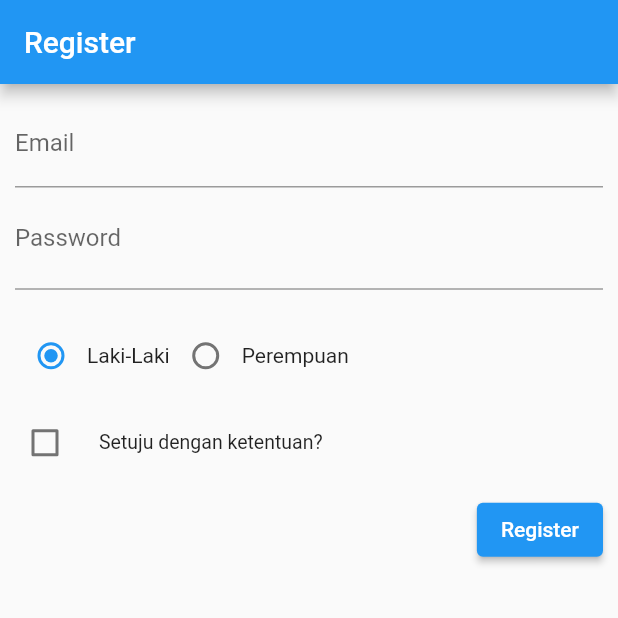
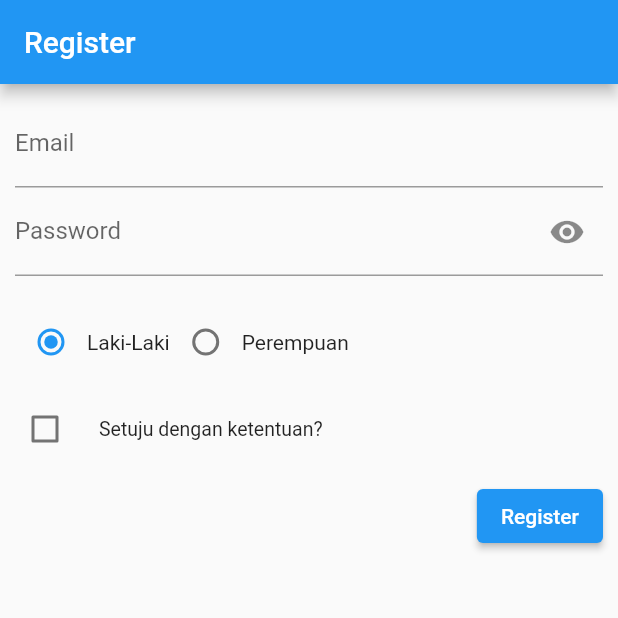
Before and after one commit to wri-9-mobile/state_starter_code, a Flutter app: the screen it shows after launch, on a phone screen of 412 x 824 dp, the top half of it. Run offline on Flutter 3.47's test engine with Material 2 defaults, Android fonts, the phone set to English and light mode, and no system bars.

Commit message:
Use suffixIcon instead of suffix

```diff
--- a/lib/register_page.dart
+++ b/lib/register_page.dart
@@ -27,9 +27,9 @@ class RegisterPage extends StatelessWidget {
               TextFormField(
                 decoration: InputDecoration(
                   labelText: 'Password',
-                  suffix: GestureDetector(
-                    child: const Icon(Icons.remove_red_eye),
-                    onTap: () {},
+                  suffixIcon: IconButton(
+                    icon: const Icon(Icons.remove_red_eye),
+                    onPressed: () {},
                   ),
                 ),
                 obscureText: true,
```
